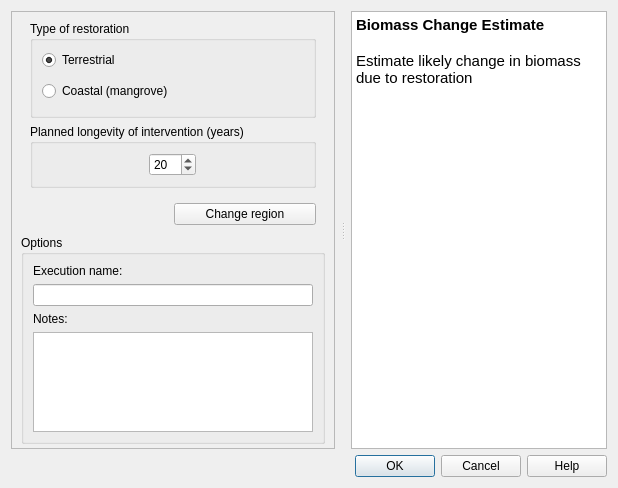
This is LDMP/gui/DlgCalculateRestBiomassData.ui in ConservationInternational/trends.earth as Qt 5 draws it before an edit. The edited form follows.
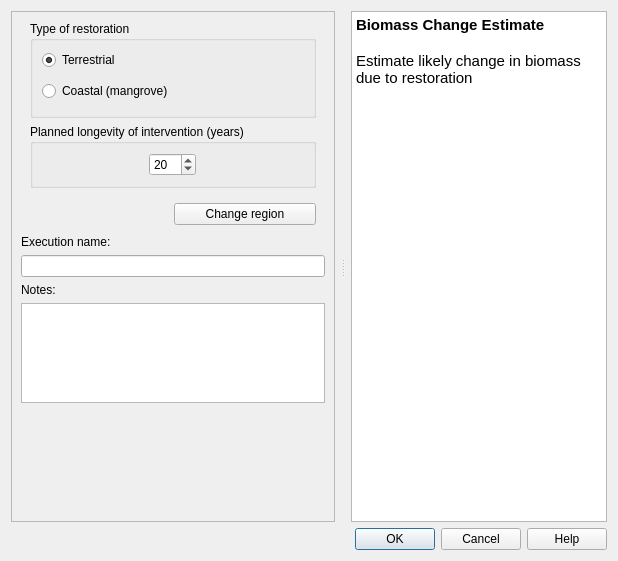
This is the edited form. Custom widgets are drawn as their Qt base class.

Commit message: using only one group box on all algorithms execution dialogs

The edit to the form file:
```diff
--- a/LDMP/gui/DlgCalculateRestBiomassData.ui
+++ b/LDMP/gui/DlgCalculateRestBiomassData.ui
@@ -7,7 +7,7 @@
     <x>0</x>
     <y>0</y>
     <width>618</width>
-    <height>392</height>
+    <height>561</height>
    </rect>
   </property>
   <property name="sizePolicy">
@@ -178,15 +178,6 @@
         </layout>
        </item>
        <item>
-        <widget class="QgsCollapsibleGroupBox" name="options_group">
-         <property name="title">
-          <string>Options</string>
-         </property>
-         <property name="collapsed">
-          <bool>true</bool>
-         </property>
-         <layout class="QVBoxLayout" name="verticalLayout_5">
-          <item>
            <widget class="QLabel" name="execution_name_la">
             <property name="text">
              <string>Execution name:</string>
@@ -225,9 +216,6 @@
             </property>
            </widget>
           </item>
-         </layout>
-        </widget>
-       </item>
        <item>
         <spacer name="verticalSpacer">
          <property name="orientation">
@@ -283,14 +271,6 @@
    </item>
   </layout>
  </widget>
- <customwidgets>
-  <customwidget>
-   <class>QgsCollapsibleGroupBox</class>
-   <extends>QGroupBox</extends>
-   <header>qgis.gui</header>
-   <container>1</container>
-  </customwidget>
- </customwidgets>
  <resources/>
  <connections>
   <connection>
```
Lines whose indentation alone changed are shown as unchanged. The commit also changes 11 other files.
